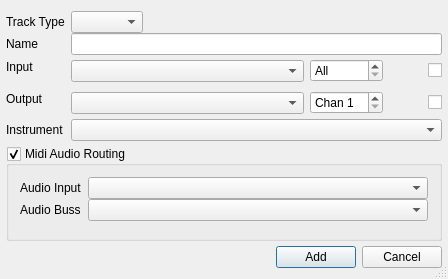
Before: the Qt Designer form oom/widgets/createtrackbase.ui in ccherrett/oom, drawn with Qt 5.
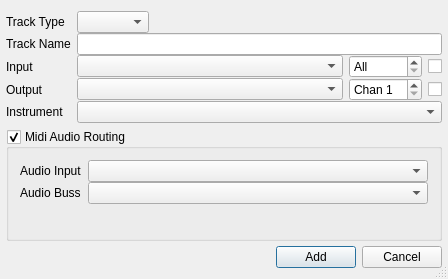
After: the same form once the commit is applied.

Commit message: Added current and raw devices to the input and output list

```diff
--- a/oom/widgets/createtrackbase.ui
+++ b/oom/widgets/createtrackbase.ui
@@ -81,7 +81,7 @@
         </size>
        </property>
        <property name="text">
-        <string>Name</string>
+        <string>Track Name</string>
        </property>
       </widget>
      </item>
@@ -141,28 +141,6 @@
          </property>
         </widget>
        </item>
-       <item>
-        <widget class="QToolButton" name="btnNewInput">
-         <property name="toolTip">
-          <string>List raw Output devices</string>
-         </property>
-         <property name="text">
-          <string/>
-         </property>
-         <property name="iconSize">
-          <size>
-           <width>25</width>
-           <height>25</height>
-          </size>
-         </property>
-         <property name="checkable">
-          <bool>true</bool>
-         </property>
-         <property name="autoRaise">
-          <bool>true</bool>
-         </property>
-        </widget>
-       </item>
        <item>
         <widget class="QCheckBox" name="chkInput">
          <property name="toolTip">
@@ -225,28 +203,6 @@
          </property>
         </widget>
        </item>
-       <item>
-        <widget class="QToolButton" name="btnNewOutput">
-         <property name="toolTip">
-          <string>List raw Input devices</string>
-         </property>
-         <property name="text">
-          <string/>
-         </property>
-         <property name="iconSize">
-          <size>
-           <width>25</width>
-           <height>25</height>
-          </size>
-         </property>
-         <property name="checkable">
-          <bool>true</bool>
-         </property>
-         <property name="autoRaise">
-          <bool>true</bool>
-         </property>
-        </widget>
-       </item>
        <item>
         <widget class="QCheckBox" name="chkOutput">
          <property name="toolTip">
```
The commit also changes 3 other files.
